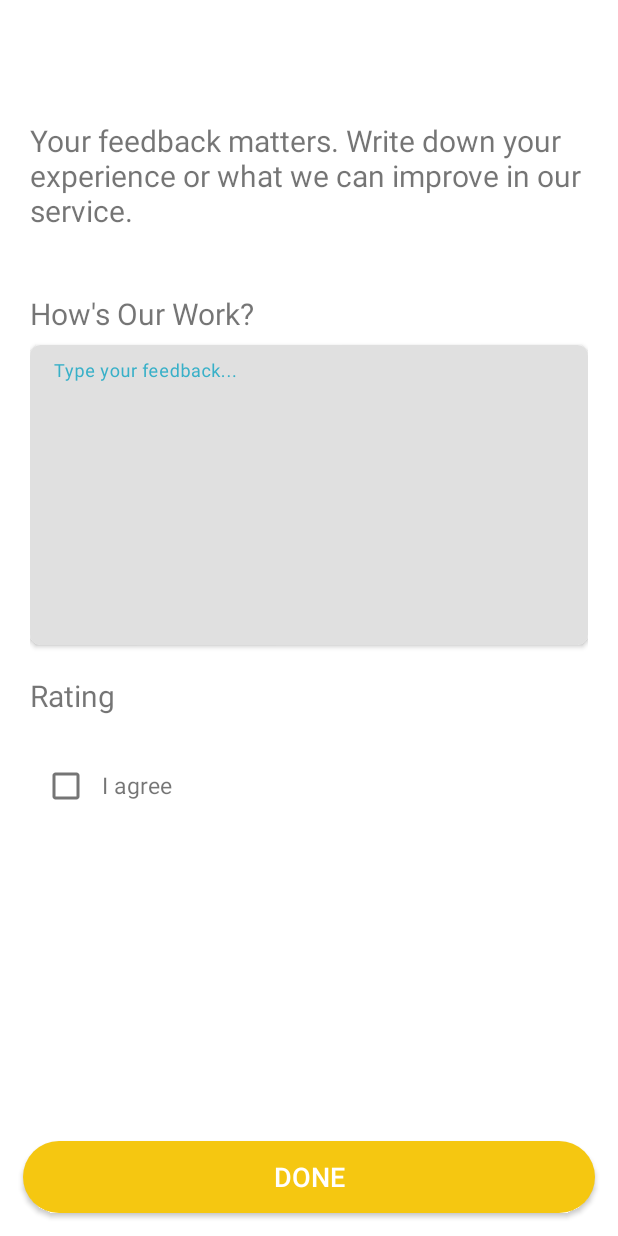
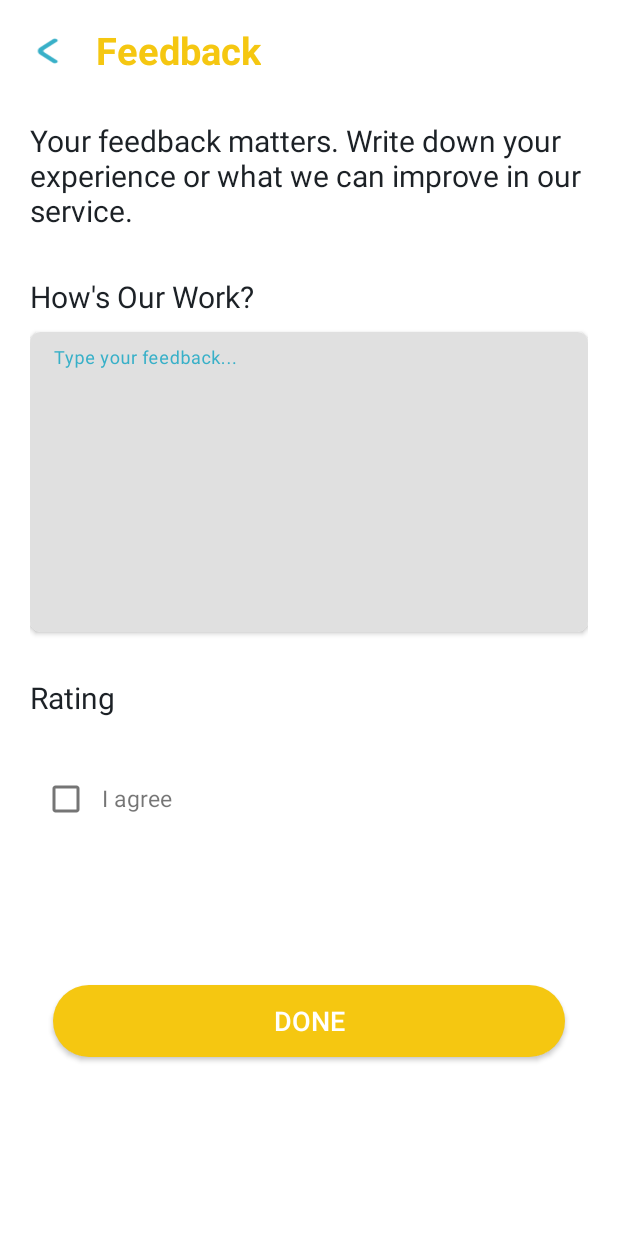
Before and after one commit to Ranz-prog/DustNShine_CustomerApp, an Android app: the layout fragment_feedback.xml on its own in the app's theme, with its tools: preview values and no code run, on a phone screen of 412 x 824 dp. Run offline under Robolectric (Android 15) with nearby library versions, the phone set to English and light mode, and no system bars.

Commit message:
Updated Layout

```diff
--- a/app/src/main/res/layout/activity_search_email.xml
+++ b/app/src/main/res/layout/activity_search_email.xml
@@ -42,7 +42,7 @@
                     android:layout_marginEnd="10dp"
                     android:text="@string/enteremail"
                     android:textColor="@color/black"
-                    android:textSize="18sp" />
+                    android:textSize="16sp" />
 
                 <com.google.android.material.textfield.TextInputLayout
                     android:layout_width="match_parent"
--- a/app/src/main/res/layout/fragment_feedback.xml
+++ b/app/src/main/res/layout/fragment_feedback.xml
@@ -1,35 +1,66 @@
 <?xml version="1.0" encoding="utf-8"?>
-<FrameLayout xmlns:android="http://schemas.android.com/apk/res/android"
+<RelativeLayout xmlns:android="http://schemas.android.com/apk/res/android"
     android:layout_width="match_parent"
     android:layout_height="match_parent"
     xmlns:app="http://schemas.android.com/apk/res-auto">
 
+    <androidx.appcompat.widget.AppCompatButton
+        android:id="@+id/btnReturnBooking"
+        android:layout_width="44dp"
+        android:layout_height="28dp"
+        android:layout_alignParentStart="true"
+        android:layout_alignParentTop="true"
+        android:layout_marginStart="10dp"
+        android:layout_marginTop="20dp"
+        android:background="@drawable/ic_angle_small_left"
+        android:backgroundTint="@color/app_theme_blue" />
+
+    <TextView
+        android:id="@+id/txtBookingHistory"
+        android:layout_width="wrap_content"
+        android:layout_height="wrap_content"
+        android:layout_alignParentTop="true"
+        android:layout_marginStart="10dp"
+        android:layout_marginTop="16dp"
+        android:layout_toEndOf="@+id/btnReturnBooking"
+        android:text="@string/feedback"
+        android:textColor="@color/app_theme_gold"
+        android:textSize="25dp"
+        android:textStyle="bold" />
+
     <RelativeLayout
         android:layout_width="match_parent"
         android:layout_height="wrap_content"
+        android:layout_marginStart="20dp"
         android:layout_marginTop="80dp"
-        android:layout_marginStart="20dp"
         android:layout_marginEnd="20dp">
 
         <TextView
+            android:id="@+id/txtFeedbackDescription"
             android:layout_width="wrap_content"
             android:layout_height="wrap_content"
             android:layout_alignParentStart="true"
             android:text="@string/feedbakcdescription"
-            android:textSize="20sp"/>
+            android:textColor="@color/black"
+            android:textSize="20sp" />
 
         <TextView
+            android:id="@+id/txtHowItWorks"
             android:layout_width="wrap_content"
             android:layout_height="wrap_content"
-            android:layout_marginTop="115dp"
+            android:layout_below="@+id/txtFeedbackDescription"
+            android:layout_marginTop="30dp"
             android:text="@string/howsourwork"
+            android:textColor="@color/black"
             android:textSize="20sp" />
 
         <androidx.cardview.widget.CardView
+            android:id="@+id/cardFeedback"
             android:layout_width="match_parent"
             android:layout_height="200dp"
-            android:layout_marginTop="150dp"
+            android:layout_below="@+id/txtHowItWorks"
             android:layout_alignParentStart="true"
+            android:layout_marginTop="10dp"
             app:cardCornerRadius="7dp">
 
             <com.google.android.material.textfield.TextInputLayout
@@ -52,18 +83,23 @@
         </androidx.cardview.widget.CardView>
 
         <TextView
+            android:id="@+id/txtRating"
             android:layout_width="wrap_content"
             android:layout_height="wrap_content"
+            android:layout_below="@+id/cardFeedback"
             android:layout_alignParentStart="true"
-            android:layout_marginTop="370dp"
+            android:layout_marginTop="30dp"
             android:text="@string/rating"
+            android:textColor="@color/black"
             android:textSize="20sp" />
 
         <LinearLayout
+            android:id="@+id/layoutCheckbox"
             android:layout_width="wrap_content"
             android:layout_height="wrap_content"
+            android:layout_below="@+id/txtRating"
             android:layout_alignParentStart="true"
-            android:layout_marginTop="420dp">
+            android:layout_marginTop="30dp">
 
             <CheckBox
                 android:layout_width="wrap_content"
@@ -76,14 +112,15 @@
                 android:textSize="15sp" />
         </LinearLayout>
 
-    </RelativeLayout>
-
         <androidx.appcompat.widget.AppCompatButton
             android:id="@+id/btnServerLogin"
             android:layout_width="match_parent"
             android:layout_height="wrap_content"
-        android:layout_gravity="center|bottom"
-        android:layout_margin="15dp"
+            android:layout_below="@+id/layoutCheckbox"
+            android:layout_marginStart="15dp"
+            android:layout_marginTop="100dp"
+            android:layout_marginEnd="15dp"
+            android:layout_marginBottom="15dp"
             android:background="@drawable/rounded_corners_button_layout"
             android:backgroundTint="@color/app_theme_gold"
             android:padding="10dp"
@@ -91,4 +128,7 @@
             android:textColor="@color/white"
             android:textSize="18sp" />
 
-</FrameLayout>
+    </RelativeLayout>
+
+
+</RelativeLayout>
--- a/app/src/main/res/layout/pop_up_reference.xml
+++ b/app/src/main/res/layout/pop_up_reference.xml
@@ -5,7 +5,6 @@
     android:layout_width="match_parent"
     android:layout_height="wrap_content"
     android:background="@android:color/white">
-
 
     <ImageView
         android:id="@+id/imageView"
--- a/app/src/main/res/values/strings.xml
+++ b/app/src/main/res/values/strings.xml
@@ -66,6 +66,7 @@
     <string name="done">Done</string>
     <string name="typeyourfeedback">Type your feedback...</string>
     <string name="agree">I agree</string>
+    <string name="feedback">Feedback</string>
 
     <!--Dashboard-->
     <string name="Manage">Manage</string>
```
Also changed, not shown: app/src/main/res/layout/activity_forgot_password.xml (+33 -9 lines), 1 other file. Lines whose indentation alone changed are shown as unchanged.
